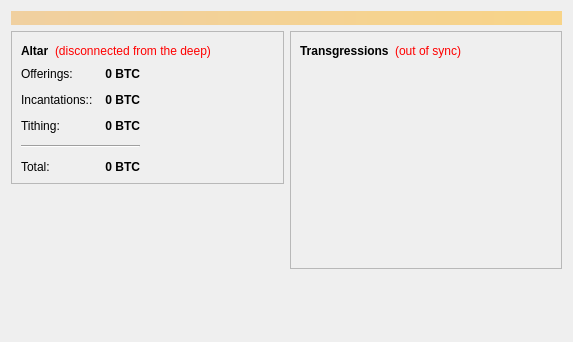
Spekske/offerings-gs, file src/qt/forms/overviewpage.ui: the form before one commit.
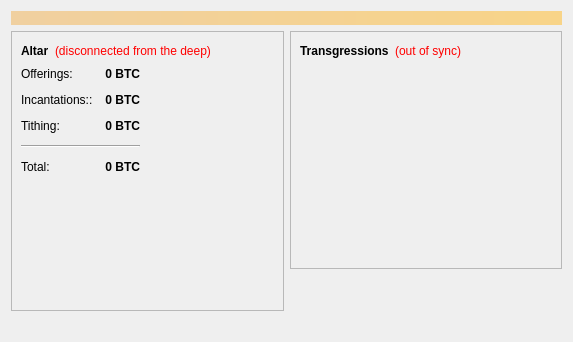
The form after the commit. Icons and pictures are not drawn.

What changed in the file:
```diff
--- a/src/qt/forms/overviewpage.ui
+++ b/src/qt/forms/overviewpage.ui
@@ -251,6 +251,19 @@
             </item>
            </layout>
           </item>
+          <item>
+           <spacer name="verticalSpacer">
+            <property name="orientation">
+             <enum>Qt::Vertical</enum>
+            </property>
+            <property name="sizeHint" stdset="0">
+             <size>
+              <width>20</width>
+              <height>40</height>
+             </size>
+            </property>
+           </spacer>
+          </item>
          </layout>
         </widget>
        </item>
```
Left out of the diff: 4 changed lines with no effect on the pictures.
